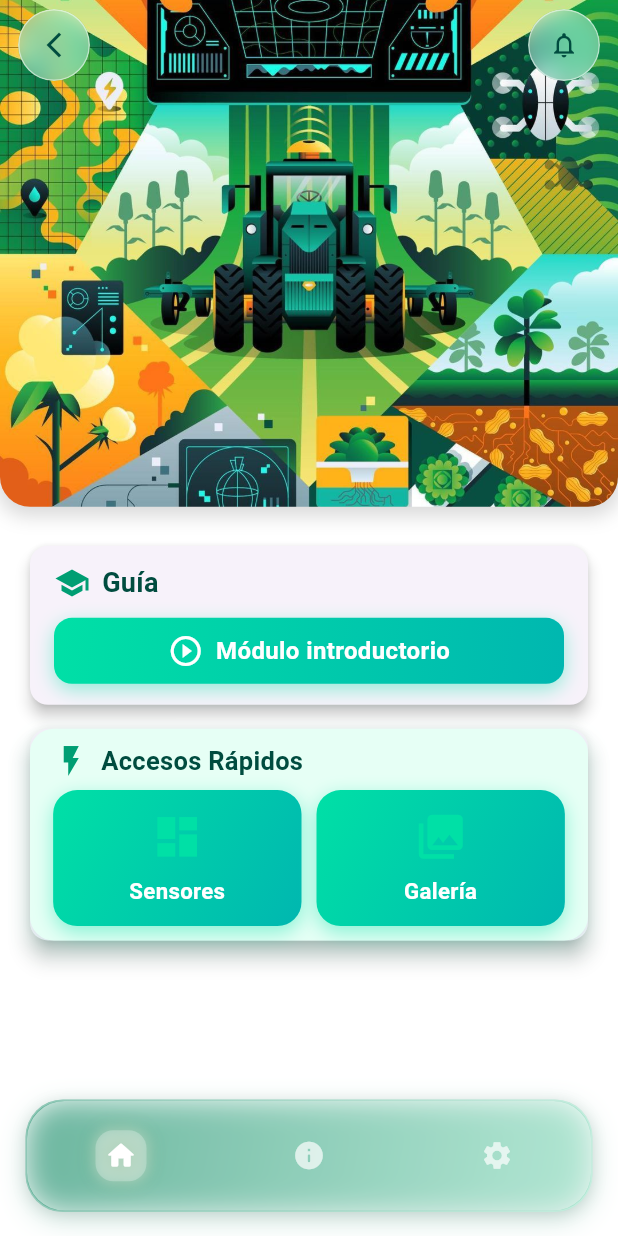
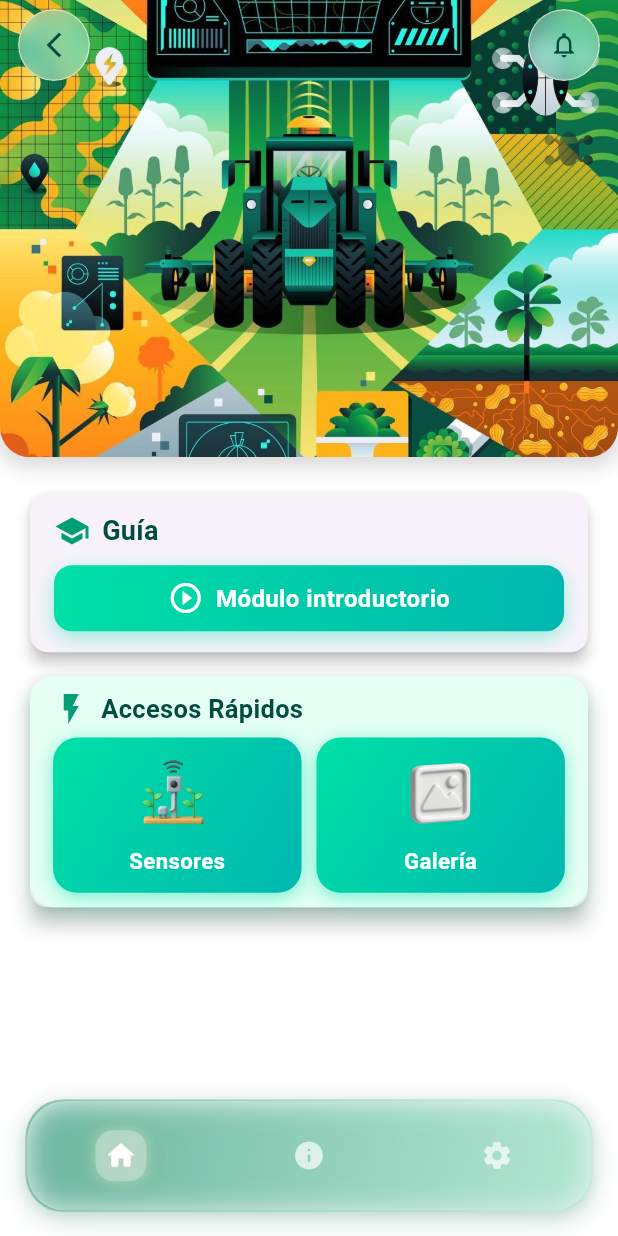
Before and after one commit to CarlaGF19/Iot_Mobile, a Flutter app: the DeviceConfigScreen screen opened by its route, after a tap on the "arrow forward" icon, on a phone screen of 412 x 824 dp. Run offline on Flutter 3.47's test engine with Material 3 defaults, Android fonts, the light colour scheme and no system bars; our stand-ins replace fl_chart, go_router, shared_preferences; accounts and stored records are empty.

Commit message:
sync: cambios locales

```diff
--- /dev/null
+++ b/lib/constants/app_icons.dart
@@ -0,0 +1,6 @@
+class AppIcons {
+  static const String gallery = 'assets/icons/ico_gal.png';
+  static const String sensors = 'assets/icons/sensors.png';
+  static const String sensor = 'assets/icons/sensor_s.png';
+  static const String camera = 'assets/icons/camera.png';
+}
--- a/lib/main.dart
+++ b/lib/main.dart
@@ -10,6 +10,7 @@ import 'screens/image_gallery_screen.dart';
 import 'screens/image_detail_screen.dart';
 import 'screens/device_connection_screen.dart';
 import 'screens/about_screen.dart';
+import 'screens/notifications_screen.dart';
 import 'models/image_data.dart';
 
 void main() {
@@ -72,6 +73,10 @@ final GoRouter _router = GoRouter(
       path: '/about',
       builder: (context, state) => const AboutScreen(),
     ),
+    GoRoute(
+      path: '/notifications',
+      builder: (context, state) => const NotificationsScreen(),
+    ),
   ],
 );
 
--- a/lib/screens/device_config_screen.dart
+++ b/lib/screens/device_config_screen.dart
@@ -37,7 +37,7 @@ class _DeviceConfigScreenState extends State<DeviceConfigScreen> {
   @override
   Widget build(BuildContext context) {
     return Scaffold(
-      backgroundColor: Colors.white, // Fondo blanco
+      backgroundColor: Colors.white, // Fondo blanco (consistente con MainMenu)
       appBar: AppBar(
         backgroundColor: Colors.transparent, // AppBar transparente
         elevation: 0,
@@ -47,9 +47,9 @@ class _DeviceConfigScreenState extends State<DeviceConfigScreen> {
         clipBehavior: Clip.none, // Sin recorte que pueda crear bordes redondeados
         title: const Text(
           "Configurar IP del ESP32",
-          style: TextStyle(color: Color(0xFF498428)), // Verde oscuro para el texto
+          style: TextStyle(color: Color(0xFF004C3F)), // Verde oscuro del MainMenu
         ),
-        iconTheme: const IconThemeData(color: Color(0xFF498428)), // Verde oscuro para los iconos
+        iconTheme: const IconThemeData(color: Color(0xFF004C3F)), // Verde oscuro del MainMenu
       ),
       body: Padding(
         padding: const EdgeInsets.all(24.0),
@@ -59,7 +59,7 @@ class _DeviceConfigScreenState extends State<DeviceConfigScreen> {
             const Text(
               "Ingresa la dirección IP del ESP32",
               style: TextStyle(
-                color: Color(0xFF498428), // Verde oscuro para el texto
+                color: Color(0xFF004C3F), // Verde oscuro del MainMenu
                 fontSize: 16,
                 fontWeight: FontWeight.w500,
               ),
@@ -69,22 +69,22 @@ class _DeviceConfigScreenState extends State<DeviceConfigScreen> {
               controller: _ipController,
               decoration: const InputDecoration(
                 labelText: "Ejemplo: http://192.168.1.10",
-                labelStyle: TextStyle(color: Color(0xFF80B155)), // Verde medio para el label
+                labelStyle: TextStyle(color: Color(0xFF009E73)), // Verde secundario del MainMenu
                 border: OutlineInputBorder(),
                 focusedBorder: OutlineInputBorder(
-                  borderSide: BorderSide(color: Color(0xFF498428), width: 2), // Verde oscuro para el borde activo
+                  borderSide: BorderSide(color: Color(0xFF00E0A6), width: 2), // Mint del MainMenu en foco
                 ),
                 enabledBorder: OutlineInputBorder(
-                  borderSide: BorderSide(color: Color(0xFF80B155)), // Verde medio para el borde normal
+                  borderSide: BorderSide(color: Color(0xFF00B7B0)), // Teal del MainMenu en reposo
                 ),
               ),
-              style: const TextStyle(color: Color(0xFF498428)), // Verde oscuro para el texto ingresado
+              style: const TextStyle(color: Color(0xFF004C3F)), // Verde oscuro del MainMenu para el texto
             ),
             const SizedBox(height: 20),
             ElevatedButton.icon(
               onPressed: _saveIp,
               style: ElevatedButton.styleFrom(
-                backgroundColor: const Color(0xFF80B155), // Verde medio para el fondo del botón
+                backgroundColor: const Color(0xFF00B7B0), // Teal del MainMenu
                 foregroundColor: Colors.white, // Texto blanco
                 padding: const EdgeInsets.symmetric(horizontal: 24, vertical: 12),
                 shape: RoundedRectangleBorder(
@@ -105,7 +105,7 @@ class _DeviceConfigScreenState extends State<DeviceConfigScreen> {
       ),
       floatingActionButton: FloatingActionButton(
         mini: true,
-        backgroundColor: const Color(0xFF498428), // Verde oscuro en lugar del azul
+        backgroundColor: const Color(0xFF004C3F), // Verde oscuro del MainMenu
         onPressed: () {
           context.go('/main-menu');
         },
--- a/lib/screens/main_menu_screen.dart
+++ b/lib/screens/main_menu_screen.dart
@@ -1,4 +1,5 @@
 import 'package:flutter/material.dart';
+import 'package:go_router/go_router.dart';
 import 'package:shared_preferences/shared_preferences.dart';
 import 'package:http/http.dart' as http;
 import 'dart:async';
@@ -7,6 +8,7 @@ import 'dart:ui' as ui;
 import 'sensor_dashboard_screen.dart';
 import 'image_gallery_screen.dart';
 import '../widgets/bottom_navigation_widget.dart';
+import '../constants/app_icons.dart';
 
 class MainMenuScreen extends StatefulWidget {
   const MainMenuScreen({super.key});
@@ -163,7 +165,7 @@ class _MainMenuScreenState extends State<MainMenuScreen> {
                 child: Column(
                   crossAxisAlignment: CrossAxisAlignment.start,
                   children: [
-                    const SizedBox(height: 10),
+                    const SizedBox(height: 8),
 
                     // Módulo introductorio
                     _buildIntroductoryModule(),
@@ -339,6 +341,8 @@ class _MainMenuScreenState extends State<MainMenuScreen> {
               ),
             );
           },
+          iconAsset: AppIcons.sensor,
+          iconScale: 1.5,
         ),
       ),
       SizedBox(width: buttonSpacing),
@@ -356,6 +360,8 @@ class _MainMenuScreenState extends State<MainMenuScreen> {
                ),
              );
            },
+           iconAsset: AppIcons.gallery,
+            iconScale: 1.5,
          ),
        ),
     ],
@@ -371,17 +377,60 @@ class _MainMenuScreenState extends State<MainMenuScreen> {
     String title,
     IconData icon,
     Color color,
-    VoidCallback onTap,
-  ) {
+    VoidCallback onTap, {
+    String? iconAsset,
+    double? iconScale,
+  }) {
     double screenWidth = MediaQuery.of(context).size.width;
-    double containerHeight = (screenWidth * 0.22).clamp(80.0, 110.0);
+    double containerHeightBase = (screenWidth * 0.22).clamp(80.0, 110.0);
     double internalPadding = (screenWidth * 0.028).clamp(12.0, 16.0);
     double iconSize = (screenWidth * 0.085).clamp(30.0, 36.0);
     double textSize = (screenWidth * 0.036).clamp(13.0, 15.0);
+    double effectiveIconSize = iconSize * (iconScale ?? 1.0);
+    // Estimamos la altura necesaria en función del icono, texto y padding,
+    // y garantizamos que el contenedor sea lo suficientemente alto para evitar overflow.
+    double contentHeightEstimate =
+        effectiveIconSize + 8 /*espaciado*/ + (textSize * 1.6) + (internalPadding * 1.6);
+    double containerHeight = contentHeightEstimate > containerHeightBase
+        ? contentHeightEstimate
+        : containerHeightBase;
 
-    return InkWell(
+    // Estados de hover/press para web/desktop
+    bool isHovered = false;
+    bool isPressed = false;
+
+    return StatefulBuilder(
+      builder: (context, setInnerState) {
+        double scaleFactor = isPressed ? 0.985 : (isHovered ? 1.02 : 1.0);
+        final List<BoxShadow> dynamicShadows = [
+          const BoxShadow(
+            color: Color(0x6600E0A6),
+            blurRadius: 10,
+            offset: Offset(0, 4),
+          ),
+          BoxShadow(
+            color: (isHovered || isPressed)
+                ? const Color(0x3300E0A6)
+                : const Color(0x1A00E0A6),
+            blurRadius: (isHovered || isPressed) ? 14 : 8,
+            offset: const Offset(0, 0),
+          ),
+        ];
+
+        return MouseRegion(
+          cursor: SystemMouseCursors.click,
+          onEnter: (_) => setInnerState(() => isHovered = true),
+          onExit: (_) => setInnerState(() => isHovered = false),
+          child: InkWell(
             onTap: onTap,
             borderRadius: BorderRadius.circular(16),
+            onHighlightChanged: (v) => setInnerState(() => isPressed = v),
+            hoverColor: Colors.transparent,
+            splashColor: Colors.transparent,
+            child: AnimatedScale(
+              scale: scaleFactor,
+              duration: const Duration(milliseconds: 140),
+              curve: Curves.easeOut,
               child: Container(
                 height: containerHeight,
                 alignment: Alignment.center,
@@ -400,20 +449,26 @@ class _MainMenuScreenState extends State<MainMenuScreen> {
                     ],
                   ),
                   borderRadius: BorderRadius.circular(16),
-          boxShadow: const [
-            BoxShadow(
-              color: Color(0x6600E0A6),
-              blurRadius: 10,
-              offset: Offset(0, 4),
-            ),
-          ],
+                  boxShadow: dynamicShadows,
                 ),
                 child: Column(
                   mainAxisAlignment: MainAxisAlignment.center,
                   crossAxisAlignment: CrossAxisAlignment.center,
                   children: [
-            // Ícono con tono mint por encima del gradiente
-            Icon(icon, color: Color(0xFF00E0A6), size: iconSize),
+                    // Ícono con ligero desplazamiento en hover
+                    Transform.translate(
+                      offset: Offset(0, isHovered ? -2 : 0),
+                      child: iconAsset != null
+                          ? Image.asset(
+                              iconAsset,
+                              width: effectiveIconSize,
+                              height: effectiveIconSize,
+                              fit: BoxFit.contain,
+                              errorBuilder: (context, error, stackTrace) =>
+                                  Icon(icon, color: const Color(0xFF00E0A6), size: effectiveIconSize),
+                            )
+                          : Icon(icon, color: const Color(0xFF00E0A6), size: effectiveIconSize),
+                    ),
                     const SizedBox(height: 8),
                     Text(
                       title,
@@ -430,6 +485,10 @@ class _MainMenuScreenState extends State<MainMenuScreen> {
                   ],
                 ),
               ),
+            ),
+          ),
+        );
+      },
     );
   }
 
@@ -437,7 +496,7 @@ class _MainMenuScreenState extends State<MainMenuScreen> {
     final screenHeight = MediaQuery.of(context).size.height;
     return Container(
       width: double.infinity,
-      height: screenHeight * 0.41, // 41% del alto de pantalla
+      height: (screenHeight * 0.37), // 37% de la pantalla según preferencia
       decoration: BoxDecoration(
         borderRadius: const BorderRadius.only(
           bottomLeft: Radius.circular(20),
@@ -475,8 +534,9 @@ class _MainMenuScreenState extends State<MainMenuScreen> {
                       icon: Icons.arrow_back_ios_new, // flecha más delgada
                       baseIconColor: const Color(0xFF004C3F),
                       onTap: () {
-                        if (Navigator.canPop(context)) {
-                          Navigator.pop(context);
+                        // Navegar directamente a la pantalla de configuración de IP
+                        if (mounted) {
+                          context.go('/ip');
                         }
                       },
                       semanticsLabel: 'Atrás',
@@ -491,12 +551,9 @@ class _MainMenuScreenState extends State<MainMenuScreen> {
                       showBadge: true,
                       baseIconColor: const Color(0xFF004C3F),
                       onTap: () {
-                        ScaffoldMessenger.of(context).showSnackBar(
-                          const SnackBar(
-                            content: Text('Notificaciones próximamente'),
-                            backgroundColor: Color(0xFF3C8D2F),
-                          ),
-                        );
+                        if (mounted) {
+                          context.go('/notifications');
+                        }
                       },
                       semanticsLabel: 'Acción',
                     ),
```
Also changed, not shown: lib/screens/notifications_screen.dart (added, +188 -0 lines), lib/screens/sensor_dashboard_screen.dart (+22 -2 lines), assets/icons/ico_gal.png (added), assets/icons/sensor.png (added), assets/icons/sensor_s.png (added), assets/images/sensor_dashboard/s_humedad.png (added), assets/images/sensor_dashboard/s_temp.png (added), 3 other files. Lines whose indentation alone changed are shown as unchanged.
